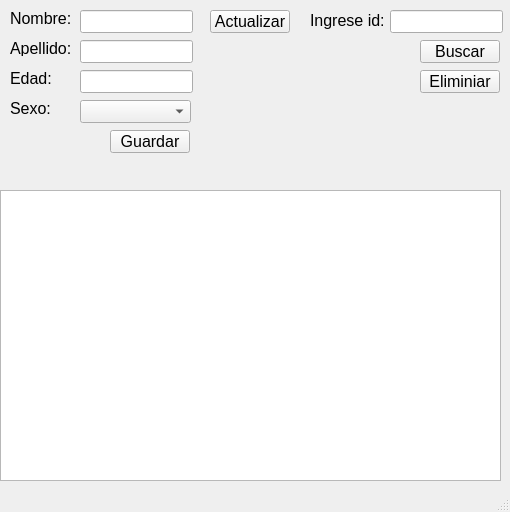
Before: the Qt Designer form GUI/users.ui in RLServer57/Usuarios, drawn with Qt 5.
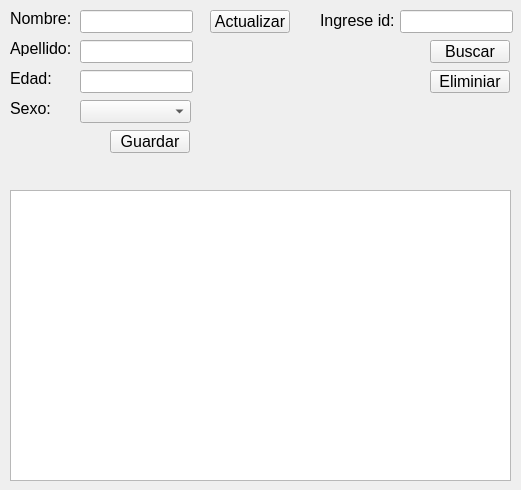
After: the same form once the commit is applied.

What changed in the file:
```diff
--- a/GUI/users.ui
+++ b/GUI/users.ui
@@ -6,10 +6,22 @@
    <rect>
     <x>0</x>
     <y>0</y>
-    <width>510</width>
-    <height>512</height>
+    <width>521</width>
+    <height>490</height>
    </rect>
   </property>
+  <property name="minimumSize">
+   <size>
+    <width>521</width>
+    <height>490</height>
+   </size>
+  </property>
+  <property name="maximumSize">
+   <size>
+    <width>521</width>
+    <height>490</height>
+   </size>
+  </property>
   <property name="font">
    <font>
     <family>Arial</family>
@@ -182,7 +194,7 @@
    <widget class="QTableWidget" name="tblListaUsuarios">
     <property name="geometry">
      <rect>
-      <x>0</x>
+      <x>10</x>
       <y>190</y>
       <width>501</width>
       <height>291</height>
@@ -201,7 +213,7 @@
    <widget class="QLineEdit" name="txtBuscarID">
     <property name="geometry">
      <rect>
-      <x>390</x>
+      <x>400</x>
       <y>10</y>
       <width>113</width>
       <height>23</height>
@@ -211,7 +223,7 @@
    <widget class="QLabel" name="label_5">
     <property name="geometry">
      <rect>
-      <x>310</x>
+      <x>320</x>
       <y>0</y>
       <width>81</width>
       <height>41</height>
@@ -233,7 +245,7 @@
    <widget class="QPushButton" name="btnBuscarID">
     <property name="geometry">
      <rect>
-      <x>420</x>
+      <x>430</x>
       <y>40</y>
       <width>80</width>
       <height>23</height>
@@ -259,7 +271,7 @@
    <widget class="QPushButton" name="btnEliminar">
     <property name="geometry">
      <rect>
-      <x>420</x>
+      <x>430</x>
       <y>70</y>
       <width>80</width>
       <height>23</height>
@@ -270,7 +282,6 @@
     </property>
    </widget>
   </widget>
-  <widget class="QStatusBar" name="statusbar"/>
   <action name="actionAgregar">
    <property name="text">
     <string>Agregar</string>
```
